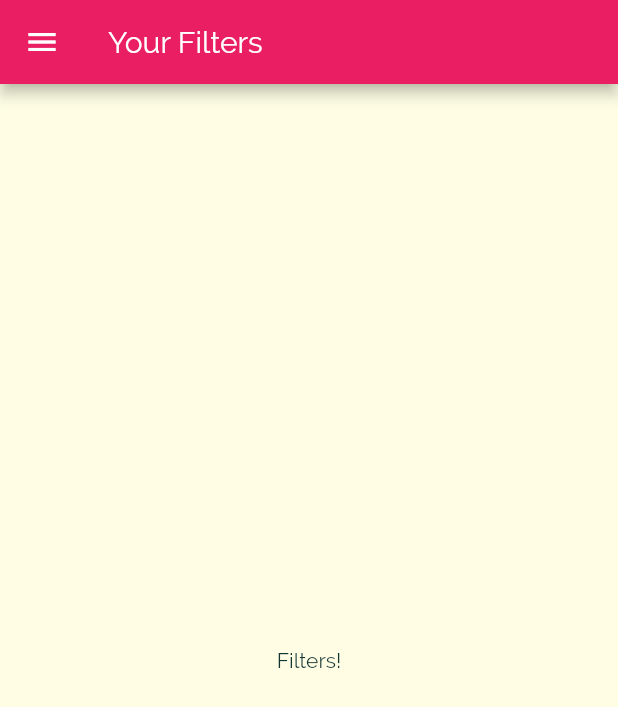
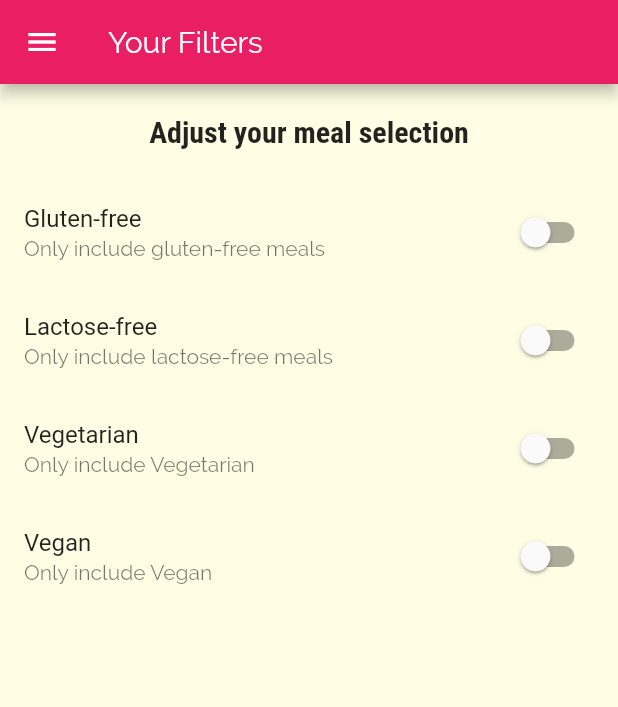
Before and after one commit to kicok/flu_navi_food_app, a Flutter app: the FiltersScreen screen opened by its route, on a phone screen of 412 x 824 dp. Shown: the top 707 px of the screen. Run offline on Flutter 3.47's test engine with Material 2 defaults, Android fonts, the phone set to English and light mode, and no system bars.

Commit message:
add SwitchListTile in filter_screen

```diff
--- a/lib/screens/filter_screen.dart
+++ b/lib/screens/filter_screen.dart
@@ -2,8 +2,34 @@ import 'package:flutter/material.dart';
 
 import '../widgets/main_drawer.dart';
 
-class FiltersScreen extends StatelessWidget {
+class FiltersScreen extends StatefulWidget {
   static const routeName = '/filters';
+
+  @override
+  _FiltersScreenState createState() => _FiltersScreenState();
+}
+
+class _FiltersScreenState extends State<FiltersScreen> {
+  bool _glutenFree = false;
+  bool _vegetarian = false;
+  bool _vegan = false;
+  bool _lactoseFree = false;
+
+  Widget _buildSwitchListTile(
+    String title,
+    String description,
+    bool currentValue,
+    Function updateValue,
+  ) {
+    return SwitchListTile(
+      title: Text(title),
+      value: currentValue,
+      subtitle: Text(
+        description,
+      ),
+      onChanged: updateValue,
+    );
+  }
 
   @override
   Widget build(BuildContext context) {
@@ -12,8 +38,62 @@ class FiltersScreen extends StatelessWidget {
         title: Text('Your Filters'),
       ),
       drawer: MainDrawer(),
-      body: Center(
-        child: Text('Filters!'),
+      body: Column(
+        children: [
+          Container(
+            padding: EdgeInsets.all(20),
+            child: Text(
+              'Adjust your meal selection',
+              style: Theme.of(context).textTheme.headline6,
+            ),
+          ),
+          Expanded(
+            child: ListView(
+              children: [
+                _buildSwitchListTile(
+                  'Gluten-free',
+                  'Only include gluten-free meals',
+                  _glutenFree,
+                  (newValue) {
+                    setState(() {
+                      _glutenFree = newValue;
+                    });
+                  },
+                ),
+                _buildSwitchListTile(
+                  'Lactose-free',
+                  'Only include lactose-free meals',
+                  _lactoseFree,
+                  (newValue) {
+                    setState(() {
+                      _lactoseFree = newValue;
+                    });
+                  },
+                ),
+                _buildSwitchListTile(
+                  'Vegetarian',
+                  'Only include Vegetarian',
+                  _vegetarian,
+                  (newValue) {
+                    setState(() {
+                      _vegetarian = newValue;
+                    });
+                  },
+                ),
+                _buildSwitchListTile(
+                  'Vegan',
+                  'Only include Vegan',
+                  _vegan,
+                  (newValue) {
+                    setState(() {
+                      _vegan = newValue;
+                    });
+                  },
+                ),
+              ],
+            ),
+          ),
+        ],
       ),
     );
   }
```
